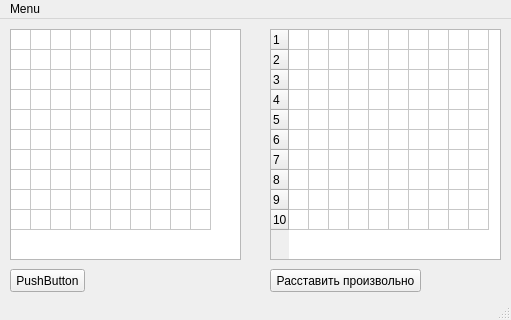
Sergio1C/Sea-game-qt-forms-, file mainwindow.ui: the form before one commit.
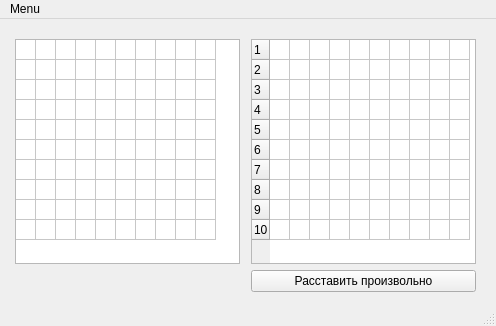
The form after the commit.

What changed in the file:
```diff
--- a/mainwindow.ui
+++ b/mainwindow.ui
@@ -6,154 +6,97 @@
    <rect>
     <x>0</x>
     <y>0</y>
-    <width>511</width>
-    <height>320</height>
+    <width>496</width>
+    <height>326</height>
    </rect>
   </property>
+  <property name="sizePolicy">
+   <sizepolicy hsizetype="Fixed" vsizetype="Fixed">
+    <horstretch>0</horstretch>
+    <verstretch>0</verstretch>
+   </sizepolicy>
+  </property>
+  <property name="maximumSize">
+   <size>
+    <width>498</width>
+    <height>326</height>
+   </size>
+  </property>
   <property name="windowTitle">
    <string>&quot;Sea battle&quot;</string>
   </property>
   <widget class="QWidget" name="centralwidget">
-   <widget class="QTableWidget" name="tableWidgetRight">
-    <property name="enabled">
-     <bool>true</bool>
-    </property>
+   <property name="sizePolicy">
+    <sizepolicy hsizetype="Expanding" vsizetype="Expanding">
+     <horstretch>0</horstretch>
+     <verstretch>0</verstretch>
+    </sizepolicy>
+   </property>
+   <widget class="QWidget" name="">
     <property name="geometry">
      <rect>
-      <x>270</x>
+      <x>10</x>
       <y>10</y>
-      <width>231</width>
-      <height>231</height>
+      <width>478</width>
+      <height>274</height>
      </rect>
     </property>
-    <property name="maximumSize">
-     <size>
-      <width>16777201</width>
-      <height>16777215</height>
-     </size>
-    </property>
-    <property name="autoFillBackground">
-     <bool>false</bool>
-    </property>
-    <property name="styleSheet">
-     <string notr="true"/>
-    </property>
-    <property name="defaultDropAction">
-     <enum>Qt::IgnoreAction</enum>
-    </property>
-    <property name="alternatingRowColors">
-     <bool>false</bool>
-    </property>
-    <property name="selectionMode">
-     <enum>QAbstractItemView::NoSelection</enum>
-    </property>
-    <property name="selectionBehavior">
-     <enum>QAbstractItemView::SelectItems</enum>
-    </property>
-    <property name="gridStyle">
-     <enum>Qt::SolidLine</enum>
-    </property>
-    <property name="rowCount">
-     <number>10</number>
-    </property>
-    <property name="columnCount">
-     <number>10</number>
-    </property>
-    <attribute name="horizontalHeaderVisible">
-     <bool>false</bool>
-    </attribute>
-    <attribute name="horizontalHeaderCascadingSectionResizes">
-     <bool>false</bool>
-    </attribute>
-    <attribute name="horizontalHeaderDefaultSectionSize">
-     <number>20</number>
-    </attribute>
-    <attribute name="horizontalHeaderMinimumSectionSize">
-     <number>20</number>
-    </attribute>
-    <attribute name="verticalHeaderDefaultSectionSize">
-     <number>20</number>
-    </attribute>
-    <attribute name="verticalHeaderMinimumSectionSize">
-     <number>20</number>
-    </attribute>
-    <row>
-     <property name="text">
-      <string>1</string>
-     </property>
-    </row>
-    <row>
-     <property name="text">
-      <string>2</string>
-     </property>
-    </row>
-    <row>
-     <property name="text">
-      <string>3</string>
-     </property>
-    </row>
-    <row>
-     <property name="text">
-      <string>4</string>
-     </property>
-    </row>
-    <row/>
-    <row/>
-    <row/>
-    <row/>
-    <row/>
-    <row/>
-    <column>
-     <property name="text">
-      <string>1</string>
-     </property>
-    </column>
-    <column>
-     <property name="text">
-      <string>2</string>
-     </property>
-    </column>
-    <column>
-     <property name="text">
-      <string>3</string>
-     </property>
-    </column>
-    <column>
-     <property name="text">
-      <string>4</string>
-     </property>
-    </column>
-    <column>
-     <property name="text">
-      <string>5</string>
-     </property>
-    </column>
-    <column/>
-    <column/>
-    <column/>
-    <column/>
-    <column/>
-    <item row="3" column="0">
-     <property name="text">
-      <string/>
-     </property>
-    </item>
-   </widget>
+    <layout class="QHBoxLayout" name="horizontalLayout">
+     <property name="leftMargin">
+      <number>5</number>
+     </property>
+     <property name="topMargin">
+      <number>5</number>
+     </property>
+     <property name="rightMargin">
+      <number>5</number>
+     </property>
+     <property name="bottomMargin">
+      <number>5</number>
+     </property>
+     <item>
+      <layout class="QVBoxLayout" name="verticalLayout_4">
+       <property name="spacing">
+        <number>6</number>
+       </property>
+       <property name="leftMargin">
+        <number>0</number>
+       </property>
+       <property name="topMargin">
+        <number>5</number>
+       </property>
+       <property name="bottomMargin">
+        <number>5</number>
+       </property>
+       <item>
    <widget class="QTableWidget" name="tableWidgetLeft">
-    <property name="geometry">
-     <rect>
-      <x>10</x>
-      <y>10</y>
-      <width>231</width>
-      <height>231</height>
-     </rect>
+         <property name="sizePolicy">
+          <sizepolicy hsizetype="Expanding" vsizetype="Expanding">
+           <horstretch>0</horstretch>
+           <verstretch>0</verstretch>
+          </sizepolicy>
+         </property>
+         <property name="minimumSize">
+          <size>
+           <width>225</width>
+           <height>225</height>
+          </size>
     </property>
     <property name="maximumSize">
      <size>
-      <width>16777201</width>
-      <height>16777215</height>
-     </size>
-    </property>
+           <width>225</width>
+           <height>225</height>
+          </size>
+         </property>
+         <property name="baseSize">
+          <size>
+           <width>0</width>
+           <height>0</height>
+          </size>
+         </property>
+         <property name="layoutDirection">
+          <enum>Qt::LeftToRight</enum>
+         </property>
     <property name="autoFillBackground">
      <bool>false</bool>
     </property>
@@ -267,36 +210,190 @@
      </property>
     </item>
    </widget>
-   <widget class="QPushButton" name="pushButton">
-    <property name="geometry">
-     <rect>
-      <x>10</x>
-      <y>250</y>
-      <width>75</width>
-      <height>23</height>
-     </rect>
-    </property>
+       </item>
+       <item>
+        <spacer name="verticalSpacer">
+         <property name="orientation">
+          <enum>Qt::Vertical</enum>
+         </property>
+         <property name="sizeHint" stdset="0">
+          <size>
+           <width>20</width>
+           <height>18</height>
+          </size>
+         </property>
+        </spacer>
+       </item>
+      </layout>
+     </item>
+     <item>
+      <layout class="QVBoxLayout" name="verticalLayout">
+       <property name="spacing">
+        <number>6</number>
+       </property>
+       <property name="sizeConstraint">
+        <enum>QLayout::SetDefaultConstraint</enum>
+       </property>
+       <property name="leftMargin">
+        <number>5</number>
+       </property>
+       <property name="topMargin">
+        <number>5</number>
+       </property>
+       <property name="rightMargin">
+        <number>5</number>
+       </property>
+       <property name="bottomMargin">
+        <number>5</number>
+       </property>
+       <item>
+        <widget class="QTableWidget" name="tableWidgetRight">
+         <property name="enabled">
+          <bool>true</bool>
+         </property>
+         <property name="sizePolicy">
+          <sizepolicy hsizetype="Expanding" vsizetype="Expanding">
+           <horstretch>0</horstretch>
+           <verstretch>0</verstretch>
+          </sizepolicy>
+         </property>
+         <property name="minimumSize">
+          <size>
+           <width>225</width>
+           <height>225</height>
+          </size>
+         </property>
+         <property name="maximumSize">
+          <size>
+           <width>225</width>
+           <height>225</height>
+          </size>
+         </property>
+         <property name="autoFillBackground">
+          <bool>false</bool>
+         </property>
+         <property name="styleSheet">
+          <string notr="true"/>
+         </property>
+         <property name="defaultDropAction">
+          <enum>Qt::IgnoreAction</enum>
+         </property>
+         <property name="alternatingRowColors">
+          <bool>false</bool>
+         </property>
+         <property name="selectionMode">
+          <enum>QAbstractItemView::NoSelection</enum>
+         </property>
+         <property name="selectionBehavior">
+          <enum>QAbstractItemView::SelectItems</enum>
+         </property>
+         <property name="gridStyle">
+          <enum>Qt::SolidLine</enum>
+         </property>
+         <property name="rowCount">
+          <number>10</number>
+         </property>
+         <property name="columnCount">
+          <number>10</number>
+         </property>
+         <attribute name="horizontalHeaderVisible">
+          <bool>false</bool>
+         </attribute>
+         <attribute name="horizontalHeaderCascadingSectionResizes">
+          <bool>false</bool>
+         </attribute>
+         <attribute name="horizontalHeaderDefaultSectionSize">
+          <number>20</number>
+         </attribute>
+         <attribute name="horizontalHeaderMinimumSectionSize">
+          <number>20</number>
+         </attribute>
+         <attribute name="verticalHeaderDefaultSectionSize">
+          <number>20</number>
+         </attribute>
+         <attribute name="verticalHeaderMinimumSectionSize">
+          <number>20</number>
+         </attribute>
+         <row>
     <property name="text">
-     <string>PushButton</string>
-    </property>
-   </widget>
+           <string>1</string>
+          </property>
+         </row>
+         <row>
+          <property name="text">
+           <string>2</string>
+          </property>
+         </row>
+         <row>
+          <property name="text">
+           <string>3</string>
+          </property>
+         </row>
+         <row>
+          <property name="text">
+           <string>4</string>
+          </property>
+         </row>
+         <row/>
+         <row/>
+         <row/>
+         <row/>
+         <row/>
+         <row/>
+         <column>
+          <property name="text">
+           <string>1</string>
+          </property>
+         </column>
+         <column>
+          <property name="text">
+           <string>2</string>
+          </property>
+         </column>
+         <column>
+          <property name="text">
+           <string>3</string>
+          </property>
+         </column>
+         <column>
+          <property name="text">
+           <string>4</string>
+          </property>
+         </column>
+         <column>
+          <property name="text">
+           <string>5</string>
+          </property>
+         </column>
+         <column/>
+         <column/>
+         <column/>
+         <column/>
+         <column/>
+         <item row="3" column="0">
+          <property name="text">
+           <string/>
+          </property>
+         </item>
+        </widget>
+       </item>
+       <item>
    <widget class="QPushButton" name="pushButtonRight">
-    <property name="geometry">
-     <rect>
-      <x>270</x>
-      <y>250</y>
-      <width>151</width>
-      <height>23</height>
-     </rect>
+         <property name="maximumSize">
+          <size>
+           <width>225</width>
+           <height>16777215</height>
+          </size>
     </property>
     <property name="text">
      <string>Расставить произвольно</string>
     </property>
    </widget>
-   <zorder>tableWidgetLeft</zorder>
-   <zorder>tableWidgetRight</zorder>
-   <zorder>pushButton</zorder>
-   <zorder>pushButtonRight</zorder>
+       </item>
+      </layout>
+     </item>
+    </layout>
+   </widget>
   </widget>
   <widget class="QStatusBar" name="statusbar"/>
   <widget class="QMenuBar" name="menuBar">
@@ -304,7 +401,7 @@
     <rect>
      <x>0</x>
      <y>0</y>
-     <width>511</width>
+     <width>496</width>
      <height>21</height>
     </rect>
    </property>
```
Left out of the diff: 9 changed lines with no effect on the pictures. Lines whose indentation alone changed are shown as unchanged.
